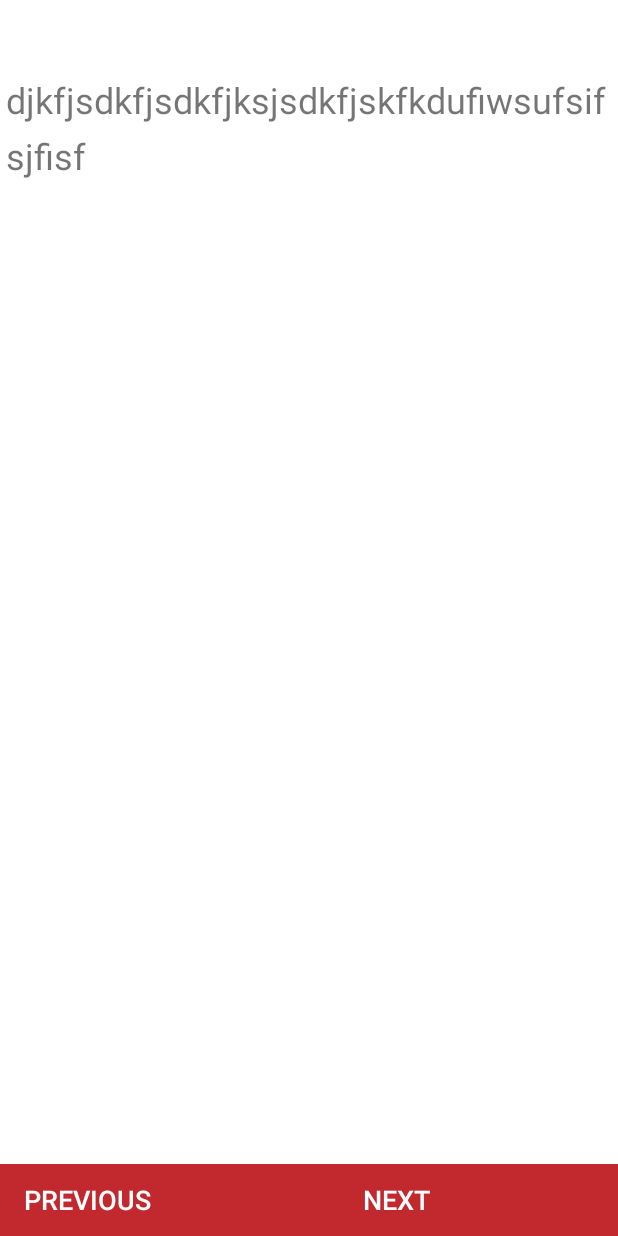
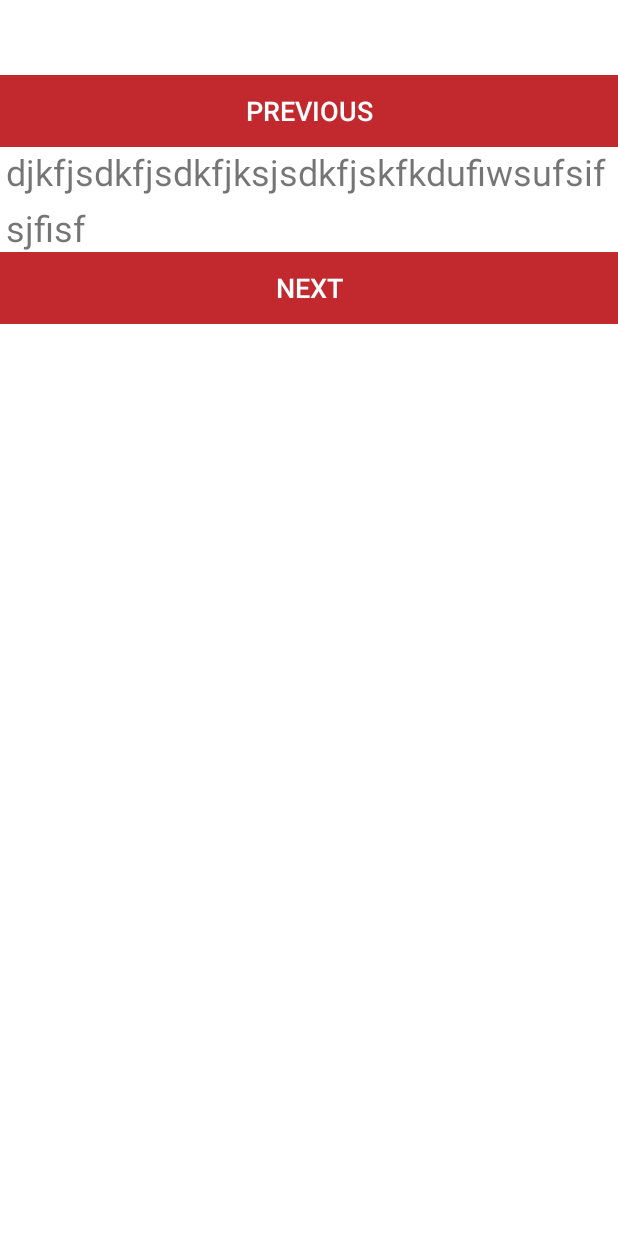
Before and after one commit to CobaltGoldCS/Spindle, an Android app: the ReadActivity screen opened directly, with no data from a screen before it, on a phone screen of 412 x 824 dp. Run offline under Robolectric (Android 15) with nearby library versions, the phone set to English and light mode, and no system bars; libraries missing offline, so code that uses them is left out: com.chaquo.python; 15 statements that could not run were skipped.

Commit message:
Changing buttons to scroll with the rest of the content

```diff
--- a/app/src/main/res/layout/reader_view.xml
+++ b/app/src/main/res/layout/reader_view.xml
@@ -22,41 +22,32 @@
         tools:layout_editor_absoluteX="20dp"
         tools:text="cxvcvx" />
 
-    <Button
-        android:id="@+id/prevButton"
-        style="@style/Widget.AppCompat.Button.Borderless"
-        android:layout_width="0dp"
-        android:layout_height="wrap_content"
-        android:background="@color/button_Def"
-        android:text="Previous"
-        android:textSize="18sp"
-        app:layout_constraintBottom_toBottomOf="parent"
-        app:layout_constraintStart_toStartOf="parent"
-        app:layout_constraintTop_toBottomOf="@+id/contentScroll" />
-
-    <Button
-        android:id="@+id/nextButton"
-        style="@style/Widget.AppCompat.Button.Borderless"
-        android:layout_width="0dp"
-        android:layout_height="wrap_content"
-        android:background="@color/button_Var"
-        android:text="Next"
-        android:textSize="18sp"
-        app:layout_constraintBottom_toBottomOf="parent"
-        app:layout_constraintEnd_toEndOf="parent"
-        app:layout_constraintStart_toEndOf="@+id/prevButton" />
-
     <ScrollView
         android:id="@+id/contentScroll"
         android:layout_width="0dp"
         android:layout_height="0dp"
         android:scrollbars="vertical"
-        app:layout_constraintBottom_toTopOf="@+id/nextButton"
+        app:layout_behavior="@string/hide_bottom_view_on_scroll_behavior"
+        app:layout_constraintBottom_toBottomOf="parent"
         app:layout_constraintEnd_toEndOf="parent"
         app:layout_constraintHorizontal_bias="0.0"
         app:layout_constraintStart_toStartOf="parent"
-        app:layout_constraintTop_toBottomOf="@id/scrolltitle"
-        app:layout_behavior="@string/hide_bottom_view_on_scroll_behavior">
+        app:layout_constraintTop_toBottomOf="@id/scrolltitle">
+        <LinearLayout
+            android:layout_width="match_parent"
+            android:layout_height="wrap_content"
+            android:orientation="vertical">
+            <Button
+                android:id="@+id/prevButton"
+                style="@style/Widget.AppCompat.Button.Borderless"
+                android:layout_width="match_parent"
+                android:layout_height="wrap_content"
+                android:background="@color/button_Def"
+                android:text="Previous"
+                android:textSize="18sp"
+                app:layout_constraintBottom_toTopOf="@+id/contentView"
+                app:layout_constraintStart_toStartOf="parent"
+                app:layout_constraintTop_toTopOf="@+id/contentScroll" />
 
             <TextView
                 android:id="@+id/contentView"
@@ -69,8 +60,21 @@
                 android:scrollbars="vertical"
                 android:text="djkfjsdkfjsdkfjksjsdkfjskfkdufiwsufsifsjfisf"
                 android:textSize="24sp"
+                app:layout_constraintEnd_toStartOf="@id/nextButton"
+                app:layout_constraintStart_toEndOf="@id/prevButton" />
+
+            <Button
+                android:id="@+id/nextButton"
+                style="@style/Widget.AppCompat.Button.Borderless"
+                android:layout_width="match_parent"
+                android:layout_height="wrap_content"
+                android:background="@color/button_Var"
+                android:text="Next"
+                android:textSize="18sp"
+                app:layout_constraintBottom_toBottomOf="parent"
                 app:layout_constraintEnd_toEndOf="parent"
-            app:layout_constraintStart_toStartOf="parent" />
+                app:layout_constraintStart_toEndOf="@+id/contentScroll" />
+        </LinearLayout>
     </ScrollView>
 
 </androidx.constraintlayout.widget.ConstraintLayout>
```
Lines whose indentation alone changed are shown as unchanged.
